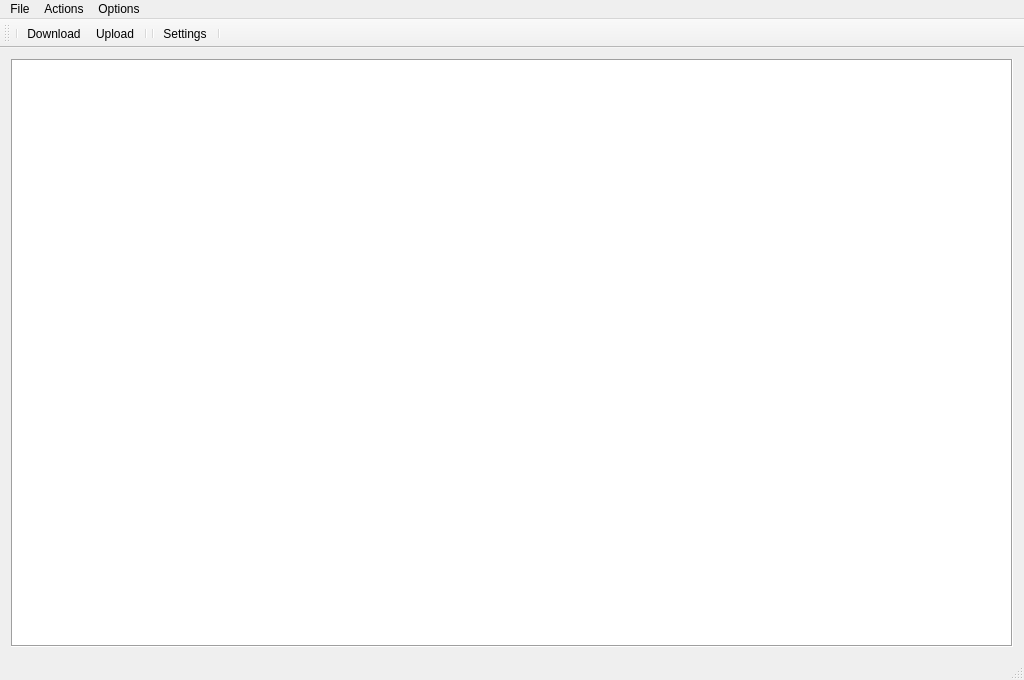
First picture: the form in mainwindow.ui, repository tranter/qt-google-drive, before the edit.
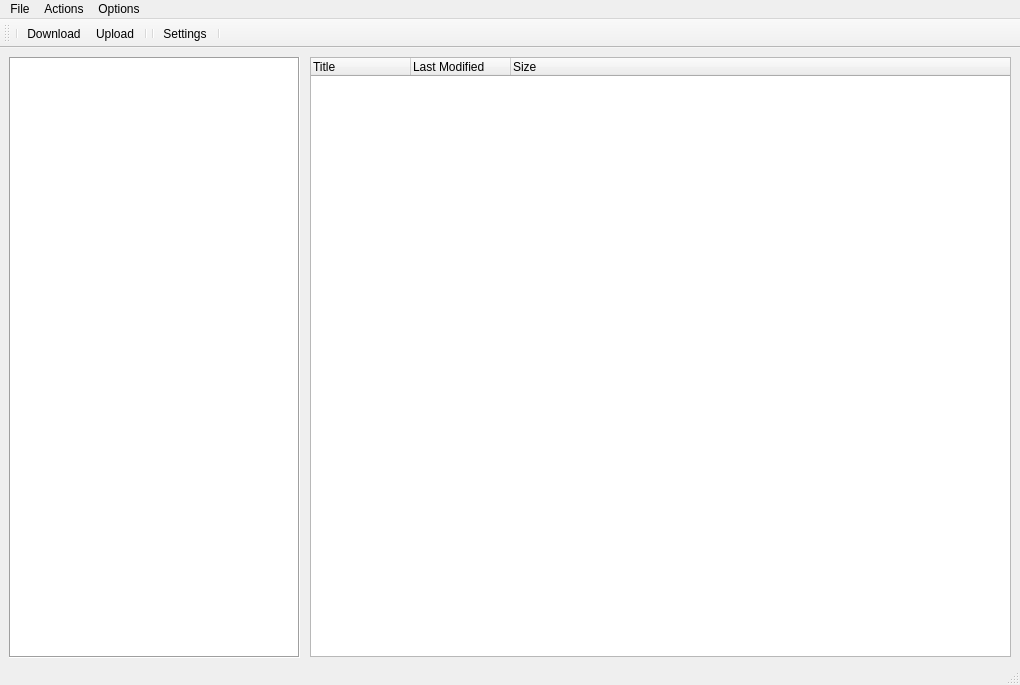
Second picture: the form after the edit. Icons and pictures are not drawn.

Patch:
```diff
--- a/mainwindow.ui
+++ b/mainwindow.ui
@@ -6,8 +6,8 @@
    <rect>
     <x>0</x>
     <y>0</y>
-    <width>1024</width>
-    <height>680</height>
+    <width>1020</width>
+    <height>685</height>
    </rect>
   </property>
   <property name="windowTitle">
@@ -20,9 +20,15 @@
    <bool>false</bool>
   </property>
   <widget class="QWidget" name="centralWidget">
-   <layout class="QHBoxLayout" name="horizontalLayout">
-    <item>
      <widget class="QTreeView" name="discTreeView">
+    <property name="geometry">
+     <rect>
+      <x>9</x>
+      <y>9</y>
+      <width>291</width>
+      <height>601</height>
+     </rect>
+    </property>
       <property name="frameShape">
        <enum>QFrame::Box</enum>
       </property>
@@ -48,21 +54,47 @@
        <bool>false</bool>
       </attribute>
       <attribute name="headerDefaultSectionSize">
-       <number>180</number>
+     <number>400</number>
       </attribute>
       <attribute name="headerHighlightSections">
        <bool>true</bool>
       </attribute>
      </widget>
-    </item>
-   </layout>
+   <widget class="QTreeWidget" name="treeViewWidget">
+    <property name="geometry">
+     <rect>
+      <x>310</x>
+      <y>9</y>
+      <width>701</width>
+      <height>600</height>
+     </rect>
+    </property>
+    <attribute name="headerDefaultSectionSize">
+     <number>100</number>
+    </attribute>
+    <column>
+     <property name="text">
+      <string>Title</string>
+     </property>
+    </column>
+    <column>
+     <property name="text">
+      <string>Last Modified</string>
+     </property>
+    </column>
+    <column>
+     <property name="text">
+      <string>Size</string>
+     </property>
+    </column>
+   </widget>
   </widget>
   <widget class="QMenuBar" name="menuBar">
    <property name="geometry">
     <rect>
      <x>0</x>
      <y>0</y>
-     <width>1024</width>
+     <width>1020</width>
      <height>21</height>
     </rect>
    </property>
```
Lines whose indentation alone changed are shown as unchanged.
